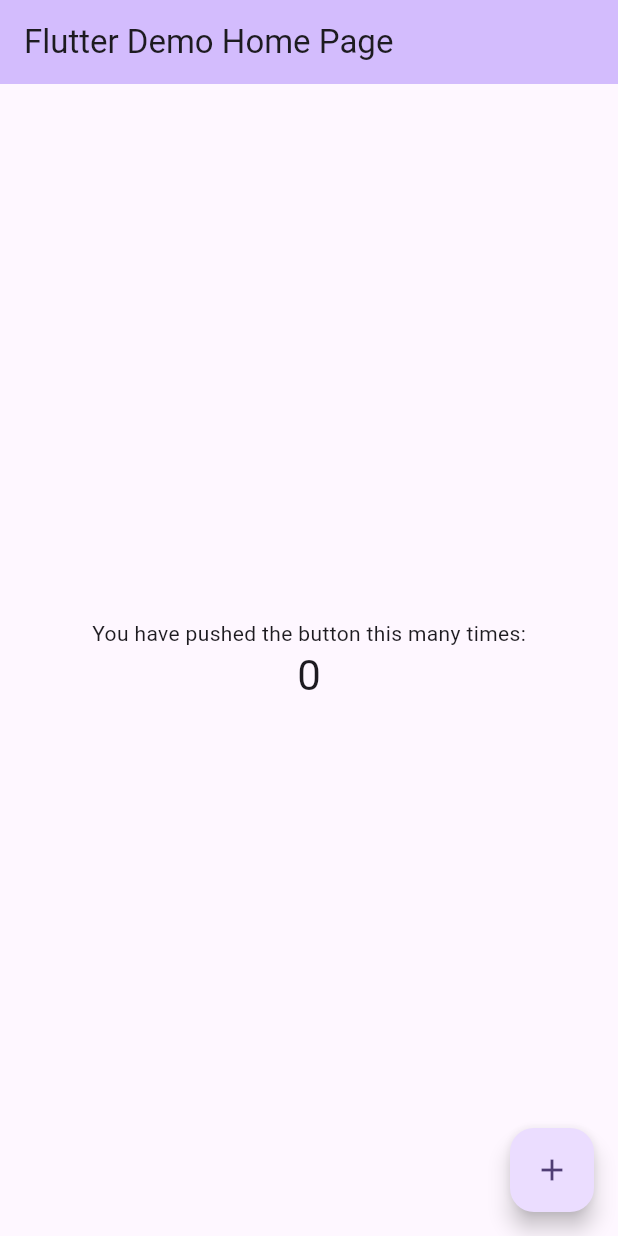
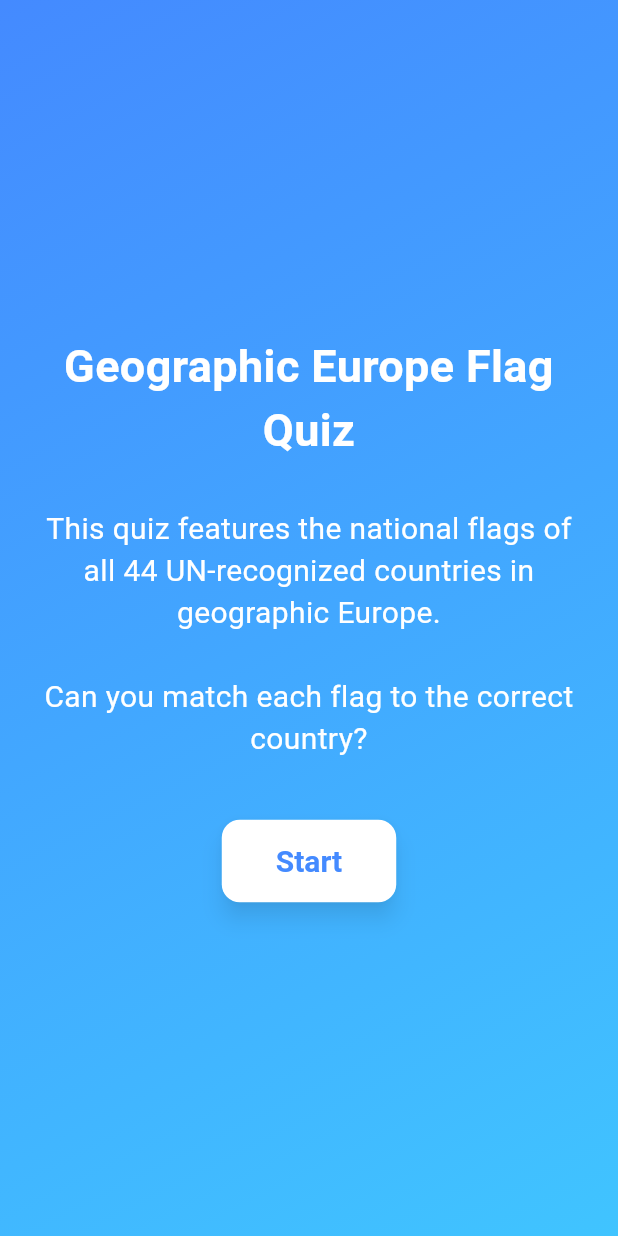
Before and after one commit to zkoracin/Flutter-Europe-Flag-Quiz, a Flutter app: the screen it shows after launch, on a phone screen of 412 x 824 dp. Run offline on Flutter 3.47's test engine with Material 3 defaults, Android fonts, the phone set to English and light mode, and no system bars.

Commit message:
Added questions, question model and home page

```diff
--- /dev/null
+++ b/lib/home_page.dart
@@ -0,0 +1,53 @@
+import 'package:flutter/material.dart';
+
+class HomePage extends StatelessWidget {
+  const HomePage({super.key});
+
+  @override
+  Widget build(BuildContext context) {
+    return Center(
+      child: Column(
+        mainAxisSize: MainAxisSize.min,
+        crossAxisAlignment: CrossAxisAlignment.center,
+        children: [
+          const Text(
+            'Geographic Europe Flag Quiz',
+            style: TextStyle(
+              color: Colors.white,
+              fontSize: 30,
+              fontWeight: FontWeight.bold,
+            ),
+            textAlign: TextAlign.center,
+          ),
+          const SizedBox(height: 30),
+          const Text(
+            'This quiz features the national flags of all 44 UN-recognized '
+            'countries in geographic Europe.\n\nCan you match each flag to the '
+            'correct country?',
+            style: TextStyle(color: Colors.white, fontSize: 20, height: 1.4),
+            textAlign: TextAlign.center,
+          ),
+          const SizedBox(height: 40),
+          ElevatedButton(
+            onPressed: () {},
+            style: ElevatedButton.styleFrom(
+              foregroundColor: Colors.blueAccent,
+              backgroundColor: Colors.white,
+              padding: const EdgeInsets.symmetric(horizontal: 36, vertical: 16),
+              textStyle: const TextStyle(
+                fontSize: 20,
+                fontWeight: FontWeight.w600,
+              ),
+              shape: RoundedRectangleBorder(
+                borderRadius: BorderRadius.circular(12),
+              ),
+              elevation: 6,
+              shadowColor: Colors.black45,
+            ),
+            child: const Text('Start'),
+          ),
+        ],
+      ),
+    );
+  }
+}
--- a/lib/main.dart
+++ b/lib/main.dart
@@ -1,122 +1,42 @@
+import 'package:europe_flag_quiz/home_page.dart';
 import 'package:flutter/material.dart';
 
-void main() {
-  runApp(const MyApp());
-}
+void main() => runApp(const QuizApp());
 
-class MyApp extends StatelessWidget {
-  const MyApp({super.key});
+class QuizApp extends StatelessWidget {
+  const QuizApp({super.key});
 
-  // This widget is the root of your application.
   @override
   Widget build(BuildContext context) {
-    return MaterialApp(
-      title: 'Flutter Demo',
-      theme: ThemeData(
-        // This is the theme of your application.
-        //
-        // TRY THIS: Try running your application with "flutter run". You'll see
-        // the application has a purple toolbar. Then, without quitting the app,
-        // try changing the seedColor in the colorScheme below to Colors.green
-        // and then invoke "hot reload" (save your changes or press the "hot
-        // reload" button in a Flutter-supported IDE, or press "r" if you used
-        // the command line to start the app).
-        //
-        // Notice that the counter didn't reset back to zero; the application
-        // state is not lost during the reload. To reset the state, use hot
-        // restart instead.
-        //
-        // This works for code too, not just values: Most code changes can be
-        // tested with just a hot reload.
-        colorScheme: ColorScheme.fromSeed(seedColor: Colors.deepPurple),
-      ),
-      home: const MyHomePage(title: 'Flutter Demo Home Page'),
+    return const MaterialApp(
+      title: 'Europe Flag Quiz',
+      debugShowCheckedModeBanner: false,
+      home: Quiz(),
     );
   }
 }
 
-class MyHomePage extends StatefulWidget {
-  const MyHomePage({super.key, required this.title});
-
-  // This widget is the home page of your application. It is stateful, meaning
-  // that it has a State object (defined below) that contains fields that affect
-  // how it looks.
-
-  // This class is the configuration for the state. It holds the values (in this
-  // case the title) provided by the parent (in this case the App widget) and
-  // used by the build method of the State. Fields in a Widget subclass are
-  // always marked "final".
-
-  final String title;
-
-  @override
-  State<MyHomePage> createState() => _MyHomePageState();
-}
-
-class _MyHomePageState extends State<MyHomePage> {
-  int _counter = 0;
-
-  void _incrementCounter() {
-    setState(() {
-      // This call to setState tells the Flutter framework that something has
-      // changed in this State, which causes it to rerun the build method below
-      // so that the display can reflect the updated values. If we changed
-      // _counter without calling setState(), then the build method would not be
-      // called again, and so nothing would appear to happen.
-      _counter++;
-    });
-  }
+class Quiz extends StatelessWidget {
+  const Quiz({super.key});
 
   @override
   Widget build(BuildContext context) {
-    // This method is rerun every time setState is called, for instance as done
-    // by the _incrementCounter method above.
-    //
-    // The Flutter framework has been optimized to make rerunning build methods
-    // fast, so that you can just rebuild anything that needs updating rather
-    // than having to individually change instances of widgets.
     return Scaffold(
-      appBar: AppBar(
-        // TRY THIS: Try changing the color here to a specific color (to
-        // Colors.amber, perhaps?) and trigger a hot reload to see the AppBar
-        // change color while the other colors stay the same.
-        backgroundColor: Theme.of(context).colorScheme.inversePrimary,
-        // Here we take the value from the MyHomePage object that was created by
-        // the App.build method, and use it to set our appbar title.
-        title: Text(widget.title),
-      ),
-      body: Center(
-        // Center is a layout widget. It takes a single child and positions it
-        // in the middle of the parent.
-        child: Column(
-          // Column is also a layout widget. It takes a list of children and
-          // arranges them vertically. By default, it sizes itself to fit its
-          // children horizontally, and tries to be as tall as its parent.
-          //
-          // Column has various properties to control how it sizes itself and
-          // how it positions its children. Here we use mainAxisAlignment to
-          // center the children vertically; the main axis here is the vertical
-          // axis because Columns are vertical (the cross axis would be
-          // horizontal).
-          //
-          // TRY THIS: Invoke "debug painting" (choose the "Toggle Debug Paint"
-          // action in the IDE, or press "p" in the console), to see the
-          // wireframe for each widget.
-          mainAxisAlignment: MainAxisAlignment.center,
-          children: <Widget>[
-            const Text('You have pushed the button this many times:'),
-            Text(
-              '$_counter',
-              style: Theme.of(context).textTheme.headlineMedium,
-            ),
-          ],
+      body: Container(
+        decoration: const BoxDecoration(
+          gradient: LinearGradient(
+            colors: [Colors.blueAccent, Colors.lightBlueAccent],
+            begin: Alignment.topLeft,
+            end: Alignment.bottomRight,
+          ),
+        ),
+        child: const SafeArea(
+          child: Padding(
+            padding: EdgeInsets.symmetric(horizontal: 24.0, vertical: 16.0),
+            child: HomePage(),
+          ),
         ),
       ),
-      floatingActionButton: FloatingActionButton(
-        onPressed: _incrementCounter,
-        tooltip: 'Increment',
-        child: const Icon(Icons.add),
-      ), // This trailing comma makes auto-formatting nicer for build methods.
     );
   }
 }
```
Also changed, not shown: lib/data/questions.dart (added, +46 -0 lines), lib/models/flag_question.dart (added, +8 -0 lines), 1 other file.
